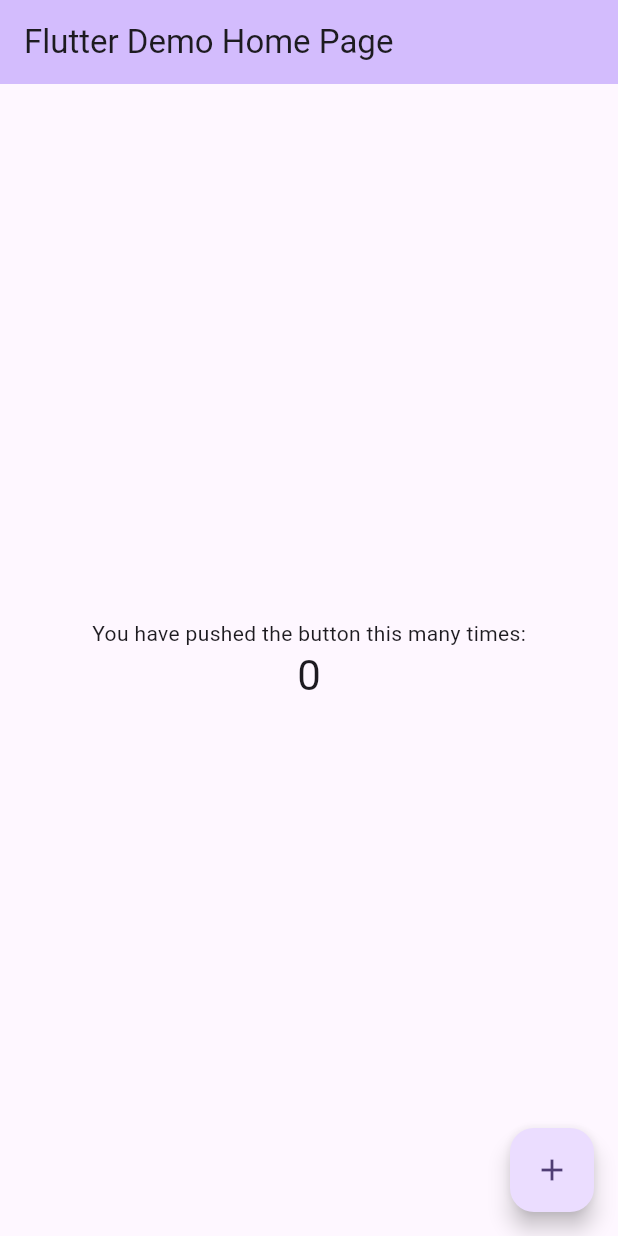
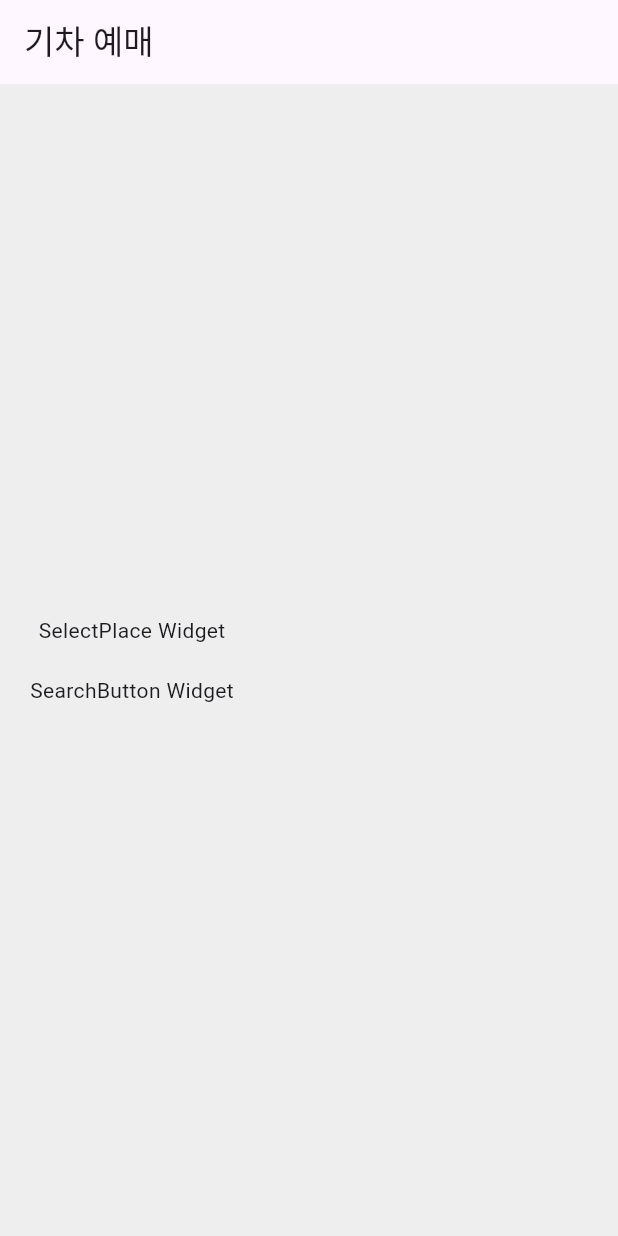
Before and after one commit to PolarisAnnie/flutter_train_app, a Flutter app: the screen it shows after launch, on a phone screen of 412 x 824 dp. Run offline on Flutter 3.47's test engine with Material 3 defaults, Android fonts, the phone set to English and light mode, and no system bars.

Commit message:
feat: 홈페이지 뼈대 레이아웃, 위젯 구조별 폴더 정리

```diff
--- /dev/null
+++ b/lib/home_page/home_page.dart
@@ -0,0 +1,23 @@
+import 'package:flutter/material.dart';
+import 'package:flutter_train_app/home_page/search_button.dart';
+import 'package:flutter_train_app/home_page/select_place.dart';
+
+class HomePage extends StatelessWidget {
+  @override
+  Widget build(BuildContext context) {
+    return Scaffold(
+      //body background 색상
+      backgroundColor: Colors.grey[200],
+      appBar: AppBar(title: Text("기차 예매")),
+      // Scaffold body padding 20
+      body: Padding(
+        padding: const EdgeInsets.symmetric(horizontal: 20),
+        child: Column(
+          //body 내 위젯 세로 가운데 정렬
+          mainAxisAlignment: MainAxisAlignment.center,
+          children: [SelectPlace(), SizedBox(height: 20), SearchButton()],
+        ),
+      ),
+    );
+  }
+}
--- /dev/null
+++ b/lib/home_page/search_button.dart
@@ -0,0 +1,8 @@
+import 'package:flutter/widgets.dart';
+
+class SearchButton extends StatelessWidget {
+  @override
+  Widget build(BuildContext context) {
+    return Text('SearchButton Widget');
+  }
+}
--- /dev/null
+++ b/lib/home_page/select_place.dart
@@ -0,0 +1,8 @@
+import 'package:flutter/widgets.dart';
+
+class SelectPlace extends StatelessWidget {
+  @override
+  Widget build(BuildContext context) {
+    return Text('SelectPlace Widget');
+  }
+}
--- a/lib/main.dart
+++ b/lib/main.dart
@@ -1,4 +1,5 @@
 import 'package:flutter/material.dart';
+import 'package:flutter_train_app/home_page/home_page.dart';
 
 void main() {
   runApp(const MyApp());
@@ -7,116 +8,8 @@ void main() {
 class MyApp extends StatelessWidget {
   const MyApp({super.key});
 
-  // This widget is the root of your application.
   @override
   Widget build(BuildContext context) {
-    return MaterialApp(
-      title: 'Flutter Demo',
-      theme: ThemeData(
-        // This is the theme of your application.
-        //
-        // TRY THIS: Try running your application with "flutter run". You'll see
-        // the application has a purple toolbar. Then, without quitting the app,
-        // try changing the seedColor in the colorScheme below to Colors.green
-        // and then invoke "hot reload" (save your changes or press the "hot
-        // reload" button in a Flutter-supported IDE, or press "r" if you used
-        // the command line to start the app).
-        //
-        // Notice that the counter didn't reset back to zero; the application
-        // state is not lost during the reload. To reset the state, use hot
-        // restart instead.
-        //
-        // This works for code too, not just values: Most code changes can be
-        // tested with just a hot reload.
-        colorScheme: ColorScheme.fromSeed(seedColor: Colors.deepPurple),
-      ),
-      home: const MyHomePage(title: 'Flutter Demo Home Page'),
-    );
+    return MaterialApp(home: HomePage());
   }
 }
-
-class MyHomePage extends StatefulWidget {
-  const MyHomePage({super.key, required this.title});
-
-  // This widget is the home page of your application. It is stateful, meaning
-  // that it has a State object (defined below) that contains fields that affect
-  // how it looks.
-
-  // This class is the configuration for the state. It holds the values (in this
-  // case the title) provided by the parent (in this case the App widget) and
-  // used by the build method of the State. Fields in a Widget subclass are
-  // always marked "final".
-
-  final String title;
-
-  @override
-  State<MyHomePage> createState() => _MyHomePageState();
-}
-
-class _MyHomePageState extends State<MyHomePage> {
-  int _counter = 0;
-
-  void _incrementCounter() {
-    setState(() {
-      // This call to setState tells the Flutter framework that something has
-      // changed in this State, which causes it to rerun the build method below
-      // so that the display can reflect the updated values. If we changed
-      // _counter without calling setState(), then the build method would not be
-      // called again, and so nothing would appear to happen.
-      _counter++;
-    });
-  }
-
-  @override
-  Widget build(BuildContext context) {
-    // This method is rerun every time setState is called, for instance as done
-    // by the _incrementCounter method above.
-    //
-    // The Flutter framework has been optimized to make rerunning build methods
-    // fast, so that you can just rebuild anything that needs updating rather
-    // than having to individually change instances of widgets.
-    return Scaffold(
-      appBar: AppBar(
-        // TRY THIS: Try changing the color here to a specific color (to
-        // Colors.amber, perhaps?) and trigger a hot reload to see the AppBar
-        // change color while the other colors stay the same.
-        backgroundColor: Theme.of(context).colorScheme.inversePrimary,
-        // Here we take the value from the MyHomePage object that was created by
-        // the App.build method, and use it to set our appbar title.
-        title: Text(widget.title),
-      ),
-      body: Center(
-        // Center is a layout widget. It takes a single child and positions it
-        // in the middle of the parent.
-        child: Column(
-          // Column is also a layout widget. It takes a list of children and
-          // arranges them vertically. By default, it sizes itself to fit its
-          // children horizontally, and tries to be as tall as its parent.
-          //
-          // Column has various properties to control how it sizes itself and
-          // how it positions its children. Here we use mainAxisAlignment to
-          // center the children vertically; the main axis here is the vertical
-          // axis because Columns are vertical (the cross axis would be
-          // horizontal).
-          //
-          // TRY THIS: Invoke "debug painting" (choose the "Toggle Debug Paint"
-          // action in the IDE, or press "p" in the console), to see the
-          // wireframe for each widget.
-          mainAxisAlignment: MainAxisAlignment.center,
-          children: <Widget>[
-            const Text('You have pushed the button this many times:'),
-            Text(
-              '$_counter',
-              style: Theme.of(context).textTheme.headlineMedium,
-            ),
-          ],
-        ),
-      ),
-      floatingActionButton: FloatingActionButton(
-        onPressed: _incrementCounter,
-        tooltip: 'Increment',
-        child: const Icon(Icons.add),
-      ), // This trailing comma makes auto-formatting nicer for build methods.
-    );
-  }
-}
```
Also changed, not shown: lib/station_list.dart (+22 -0 lines), lib/home_page.dart (deleted).
